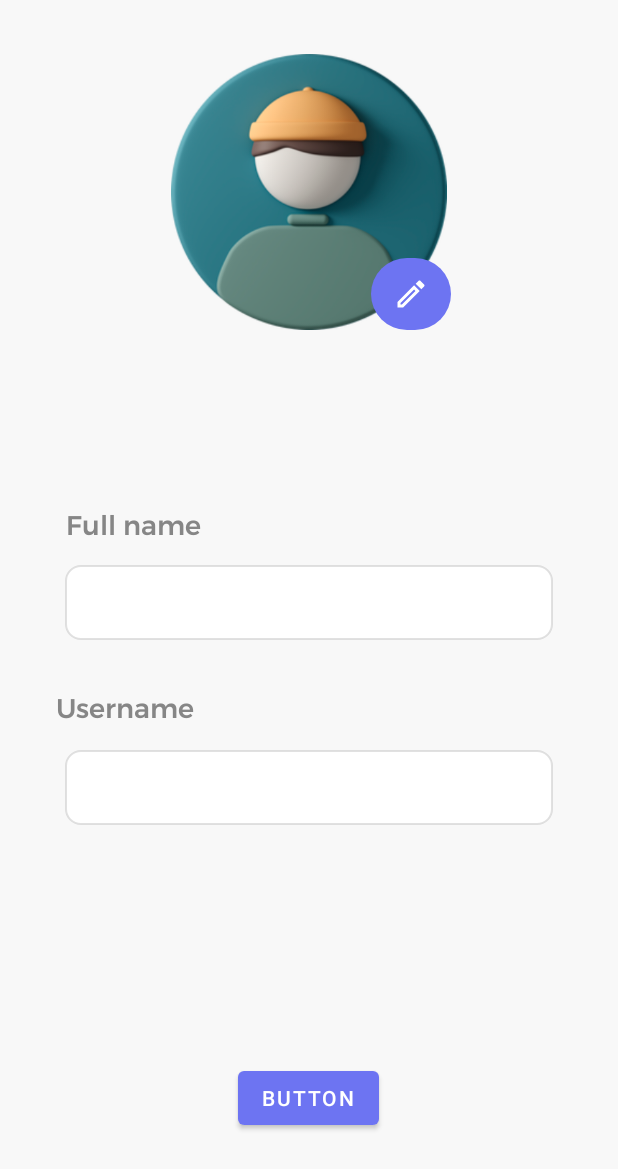
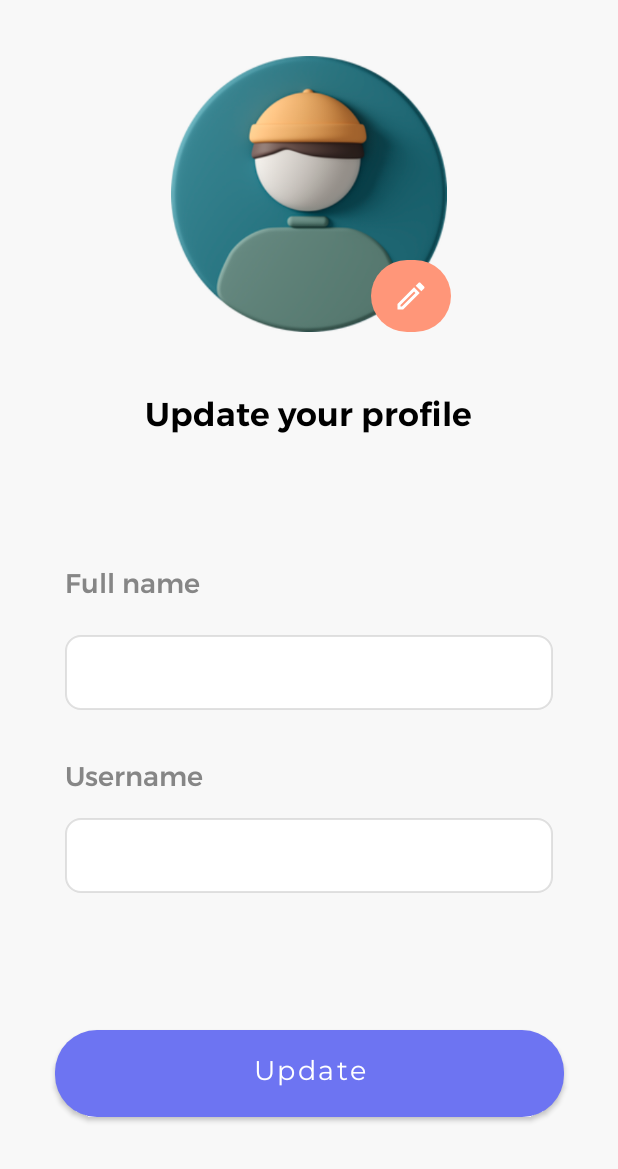
Before and after one commit to OussamaBzainia/Aesthetika, an Android app: the layout activity_edit_profie.xml on its own in the app's theme, with its tools: preview values and no code run, on a phone screen of 412 x 824 dp. Shown: the top 1169 px of the screen. Run offline under Robolectric (Android 15) with nearby library versions, the phone set to English and light mode, and no system bars.

Commit message:
update infos

```diff
--- a/app/build.gradle
+++ b/app/build.gradle
@@ -50,6 +50,8 @@ dependencies {
 
     implementation 'com.github.bumptech.glide:glide:4.12.0'
     implementation 'com.squareup.picasso:picasso:2.71828'
+    implementation 'com.squareup.okhttp3:okhttp:4.9.1'
+
 
 
 }
--- a/app/src/main/AndroidManifest.xml
+++ b/app/src/main/AndroidManifest.xml
@@ -6,7 +6,6 @@
     <uses-permission android:name="android.permission.ACCESS_NETWORK_STATE" />
     <uses-permission android:name="android.permission.INTERNET" />
     <uses-permission android:name="android.permission.READ_EXTERNAL_STORAGE" />
-
 
     <application
         android:allowBackup="true"
@@ -18,6 +17,9 @@
         android:theme="@style/Theme.Aesthetika"
         android:usesCleartextTraffic="true"
         tools:targetApi="31">
+        <activity
+            android:name=".AddPostActivity"
+            android:exported="false" />
         <activity
             android:name=".view.auth.EditProfieActivity"
             android:exported="false" />
--- a/app/src/main/java/com/example/aesthetika/utils/APIServices.kt
+++ b/app/src/main/java/com/example/aesthetika/utils/APIServices.kt
@@ -3,6 +3,7 @@ package com.example.aesthetika.utils
 import com.example.aesthetika.model.entities.User
 import com.google.gson.JsonElement
 import com.google.gson.JsonObject
+import okhttp3.RequestBody
 import retrofit2.Call
 import retrofit2.Response
 import retrofit2.http.*
@@ -22,6 +23,9 @@ interface APIServices {
     @GET("/MiniProjet/{id}")
     fun getUserById(@Path("id") _id: String): Call<JsonElement>
     @PUT("/updatePhoto/{id}")
-    fun updatePhoto(@Path("id") _id: String): Call<JsonElement>
+    fun updatePhoto(@Path("id") _id: String,@Body requestBody: RequestBody): Call<JsonElement>
+    @PUT("MiniProjet/UpdateArtistById/{id}")
+    fun updateArtistById(@Path("id") _id: String,@Body requestBody: JsonObject): Call<JsonElement>
+
 
 }
--- a/app/src/main/java/com/example/aesthetika/view/auth/SignInActivity.kt
+++ b/app/src/main/java/com/example/aesthetika/view/auth/SignInActivity.kt
@@ -64,6 +64,7 @@ class SignInActivity : AppCompatActivity() {
                 val jsonObject = JsonObject().apply {
                     addProperty("email", emailLowerCase)
                     addProperty("mdp", password)
+
                 }
 
                 UserViewModel.login(jsonObject) { response, code ->
--- a/app/src/main/res/layout/activity_edit_profie.xml
+++ b/app/src/main/res/layout/activity_edit_profie.xml
@@ -5,41 +5,41 @@
     android:layout_width="match_parent"
     android:layout_height="match_parent"
     android:background="@color/background"
-    tools:context=".view.auth.EditProfieActivity" >
+    tools:context=".view.auth.EditProfieActivity">
 
     <TextView
         android:id="@+id/textView5"
         android:layout_width="wrap_content"
         android:layout_height="wrap_content"
-        android:layout_marginStart="34dp"
-        android:layout_marginEnd="268dp"
-        android:layout_marginBottom="12dp"
+        android:layout_marginBottom="20dp"
         android:fontFamily="@font/montserrat_medium"
         android:text="Full name"
         android:textColor="#868686"
         android:textSize="18sp"
         app:layout_constraintBottom_toTopOf="@+id/FullNameEdit"
-        app:layout_constraintEnd_toEndOf="parent"
-        app:layout_constraintStart_toStartOf="parent" />
+        app:layout_constraintEnd_toEndOf="@+id/FullNameEdit"
+        app:layout_constraintHorizontal_bias="0.0"
+        app:layout_constraintStart_toStartOf="@+id/FullNameEdit" />
 
     <TextView
         android:id="@+id/textView17"
         android:layout_width="wrap_content"
         android:layout_height="wrap_content"
-        android:layout_marginStart="37dp"
         android:layout_marginBottom="13dp"
         android:fontFamily="@font/montserrat_medium"
         android:text="Username"
         android:textColor="#868686"
         android:textSize="18sp"
         app:layout_constraintBottom_toTopOf="@+id/UsernameEdit"
-        app:layout_constraintStart_toStartOf="parent" />
+        app:layout_constraintEnd_toEndOf="@+id/UsernameEdit"
+        app:layout_constraintHorizontal_bias="0.0"
+        app:layout_constraintStart_toStartOf="@+id/UsernameEdit" />
 
     <EditText
         android:id="@+id/FullNameEdit"
         android:layout_width="325dp"
         android:layout_height="50dp"
-        android:layout_marginBottom="31dp"
+        android:layout_marginBottom="30dp"
         android:background="@drawable/edit_style"
         android:ems="10"
         android:inputType="textPersonName"
@@ -56,7 +56,7 @@
         android:id="@+id/UsernameEdit"
         android:layout_width="325dp"
         android:layout_height="50dp"
-        android:layout_marginBottom="158dp"
+        android:layout_marginBottom="85dp"
         android:background="@drawable/edit_style"
         android:ems="10"
         android:inputType="textPersonName"
@@ -73,7 +73,9 @@
         android:id="@+id/ProfilePicEditProfile"
         android:layout_width="189dp"
         android:layout_height="184dp"
-        android:layout_marginTop="36dp"
+        android:layout_marginTop="37dp"
+        android:layout_marginBottom="37dp"
+        app:layout_constraintBottom_toTopOf="@+id/textView18"
         app:layout_constraintEnd_toEndOf="parent"
         app:layout_constraintStart_toStartOf="parent"
         app:layout_constraintTop_toTopOf="parent"
@@ -84,20 +86,36 @@
         android:layout_width="53dp"
         android:layout_height="48dp"
         android:background="@drawable/rounded__image_button"
-        android:backgroundTint="@color/primary"
+        android:backgroundTint="#FF9679"
         app:layout_constraintBottom_toBottomOf="@+id/ProfilePicEditProfile"
         app:layout_constraintEnd_toEndOf="@+id/ProfilePicEditProfile"
         app:srcCompat="@drawable/outline_edit_24" />
 
     <Button
         android:id="@+id/UpdateButton"
+        android:layout_width="339dp"
+        android:layout_height="70dp"
+        android:layout_marginBottom="73dp"
+        android:fontFamily="@font/montserrat"
+        android:text="Update"
+        android:textAllCaps="false"
+        android:textSize="18sp"
+        app:cornerRadius="28dp"
+        app:layout_constraintBottom_toBottomOf="parent"
+        app:layout_constraintEnd_toEndOf="parent"
+        app:layout_constraintStart_toStartOf="parent" />
+
+    <TextView
+        android:id="@+id/textView18"
         android:layout_width="wrap_content"
         android:layout_height="wrap_content"
-        android:layout_marginBottom="68dp"
-        android:text="Button"
-        app:layout_constraintBottom_toBottomOf="parent"
+        android:layout_marginTop="37dp"
+        android:fontFamily="@font/montserrat_semibold"
+        android:text="Update your profile"
+        android:textColor="#000000"
+        android:textSize="22sp"
         app:layout_constraintEnd_toEndOf="parent"
-        app:layout_constraintHorizontal_bias="0.498"
-        app:layout_constraintStart_toStartOf="parent" />
+        app:layout_constraintStart_toStartOf="parent"
+        app:layout_constraintTop_toBottomOf="@+id/ProfilePicEditProfile" />
 
 </androidx.constraintlayout.widget.ConstraintLayout>
```
Also changed, not shown: app/src/main/java/com/example/aesthetika/ViewModel/userViewModel.kt (+24 -2 lines), app/src/main/java/com/example/aesthetika/view/auth/EditProfieActivity.kt (+96 -8 lines), app/src/main/java/com/example/aesthetika/view/features/AddPostActivity.kt (added, +12 -0 lines), app/src/main/java/com/example/aesthetika/view/features/UserNav.kt (+11 -0 lines), app/src/main/res/layout/activity_add_post.xml (added, +9 -0 lines).
